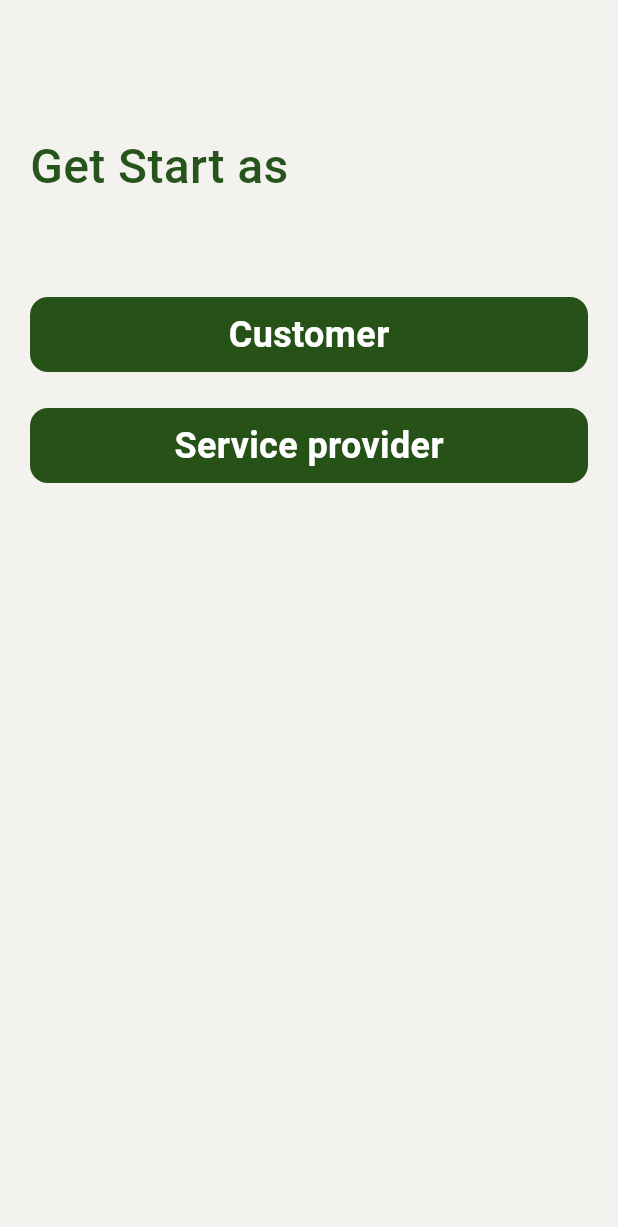
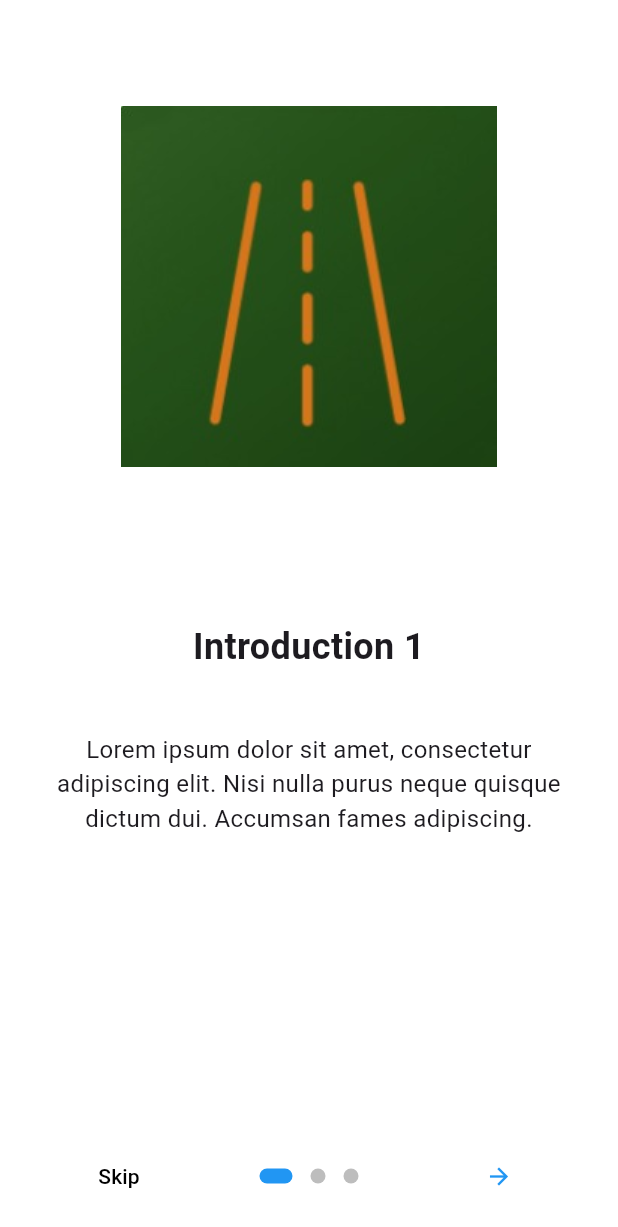
Before and after one commit to MohamedMagdy2810/Roadside-assitance, a Flutter app: the screen it shows after launch, on a phone screen of 412 x 824 dp. Shown: the top 1227 px of the screen. Run offline on Flutter 3.47's test engine with Material 3 defaults, Android fonts, the phone set to English and light mode, and no system bars; drawn by our look-alikes of introduction_screen; our stand-ins replace font_awesome_flutter, modal_progress_hud_nsn, shared_preferences.

Commit message:
make a intro screens

```diff
--- a/lib/main.dart
+++ b/lib/main.dart
@@ -1,6 +1,7 @@
 import 'package:flutter/material.dart';
 import 'package:roadside_assitance/views/first_screen.dart';
 import 'package:roadside_assitance/views/home_view.dart';
+import 'package:roadside_assitance/views/intro_screens.dart';
 
 import 'package:roadside_assitance/views/log_in_page.dart';
 import 'package:roadside_assitance/views/register_page.dart';
@@ -25,6 +26,7 @@ class MyApp extends StatelessWidget {
          '/': (context) => SplashScreen(),
         registerPage.Id: (context) =>  registerPage(),
         first_screen.ID: (context) =>  first_screen(),
+        introScreens.ID: (context) =>  introScreens(),
         LogInPage.Id: (context) =>const  LogInPage(),
         homeView.Id: (context) =>const  homeView(),
         ServivesView.ID: (context) =>  ServivesView(),
--- /dev/null
+++ b/lib/views/intro_screens.dart
@@ -0,0 +1,74 @@
+import 'package:flutter/material.dart';
+import 'package:introduction_screen/introduction_screen.dart';
+import 'package:roadside_assitance/views/first_screen.dart';
+
+class introScreens extends StatelessWidget {
+  static String ID = 'introScreen';
+  @override
+  Widget build(BuildContext context) {
+    return IntroductionScreen(
+      pages: [
+        PageViewModel(
+          title: "Introduction 1",
+          body: "Lorem ipsum dolor sit amet, consectetur adipiscing elit. Nisi nulla purus neque quisque dictum dui. Accumsan fames adipiscing.",
+          image: Center(
+            child: Image.asset("assets/images/m.jpg", height: 250.0),
+          ),
+          decoration: getPageDecoration(),
+        ),
+        PageViewModel(
+          title: "Introduction 2",
+          body: "Lorem ipsum dolor sit amet, consectetur adipiscing elit. Nisi nulla purus neque quisque dictum dui. Accumsan fames adipiscing.",
+          image: Center(
+            child: Image.asset("assets/images/m.jpg", height: 250.0),
+          ),
+          decoration: getPageDecoration(),
+        ),
+        PageViewModel(
+          title: "Introduction 3",
+          body: "Lorem ipsum dolor sit amet, consectetur adipiscing elit. Nisi nulla purus neque quisque dictum dui. Accumsan fames adipiscing.",
+          image: Center(
+            child: Image.asset("assets/images/m.jpg", height: 250.0),
+          ),
+          decoration: getPageDecoration(),
+        ),
+      ],
+      onDone: () {
+        // Handle when done is pressed
+        Navigator.of(context).pushReplacementNamed(first_screen.ID);
+      },
+      onSkip: () {
+        // Handle when skip is pressed
+        Navigator.of(context).pushReplacementNamed(first_screen.ID);
+      },
+      showSkipButton: true,
+      skip: const Text("Skip", style: TextStyle(color: Colors.black)),
+      next: const Icon(Icons.arrow_forward, color: Colors.blue),
+      done: const Text("Done", style: TextStyle(fontWeight: FontWeight.w600, color: Colors.blue)),
+      dotsDecorator: getDotDecoration(),
+      globalBackgroundColor: Colors.white,
+    );
+  }
+
+  DotsDecorator getDotDecoration() {
+    return DotsDecorator(
+      color: Colors.black26,
+      activeColor: Colors.blue,
+      size: Size(10.0, 10.0),
+      activeSize: Size(22.0, 10.0),
+      activeShape: RoundedRectangleBorder(
+        borderRadius: BorderRadius.all(Radius.circular(25.0)),
+      ),
+    );
+  }
+
+  PageDecoration getPageDecoration() {
+    return PageDecoration(
+      titleTextStyle: TextStyle(fontSize: 24.0, fontWeight: FontWeight.bold),
+      bodyTextStyle: TextStyle(fontSize: 16.0),
+      bodyPadding: EdgeInsets.all(16.0).copyWith(bottom: 0),
+      imagePadding: EdgeInsets.all(24.0),
+      pageColor: Colors.white,
+    );
+  }
+}
--- a/lib/views/splash_screen.dart
+++ b/lib/views/splash_screen.dart
@@ -3,6 +3,7 @@ import 'package:roadside_assitance/classes/shared_preferences.dart';
 import 'package:roadside_assitance/services/Api.dart';
 import 'package:roadside_assitance/views/first_screen.dart';
 import 'package:roadside_assitance/views/home_view.dart';
+import 'package:roadside_assitance/views/intro_screens.dart';
 import 'package:roadside_assitance/views/log_in_page.dart';
 // import 'package:roadside_assitance/services/token_manager.dart'; // Import your TokenManager class
 
@@ -32,7 +33,7 @@ class _SplashScreenState extends State<SplashScreen> {
       Navigator.of(context).pushReplacementNamed(homeView.Id);
     } else {
       // Navigate to login screen if token doesn't exist
-      Navigator.of(context).pushReplacementNamed(first_screen.ID);
+      Navigator.of(context).pushReplacementNamed(introScreens.ID);
     }
   }
 
--- a/pubspec.yaml
+++ b/pubspec.yaml
@@ -32,6 +32,7 @@ dependencies:
   flutter:
     sdk: flutter
   font_awesome_flutter: ">= 4.7.0"
+  introduction_screen: ^3.1.14
   http: ^1.2.0
   intl: ^0.19.0
   modal_progress_hud_nsn: ^0.5.1
```
Also changed, not shown: pubspec.lock.
